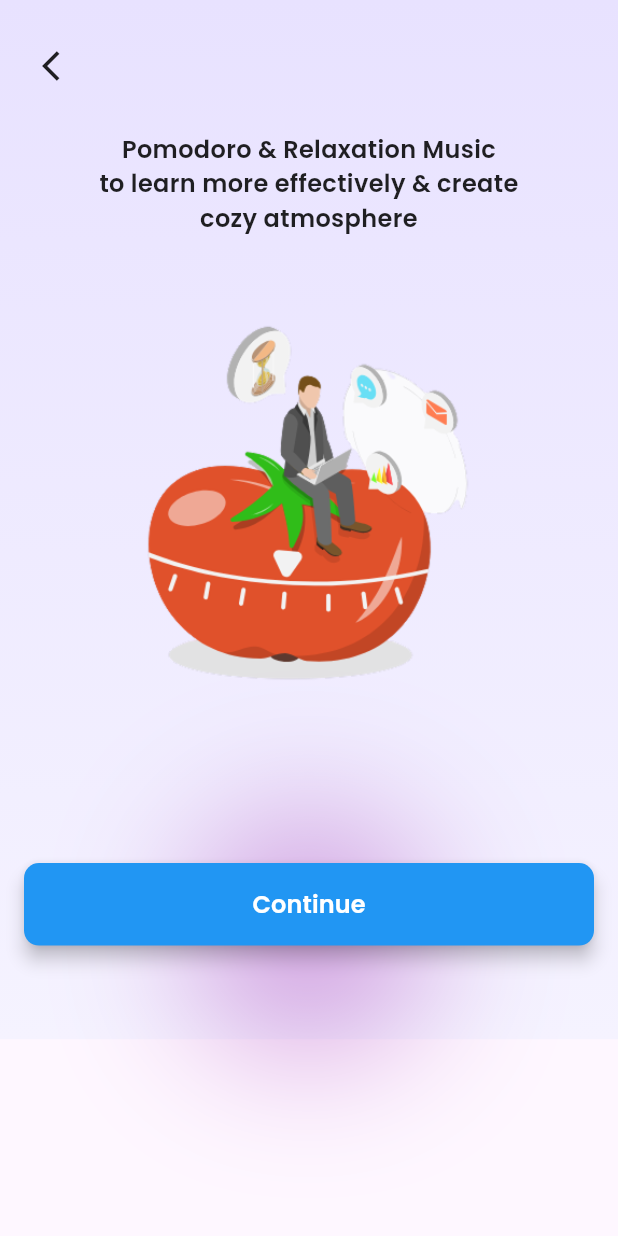
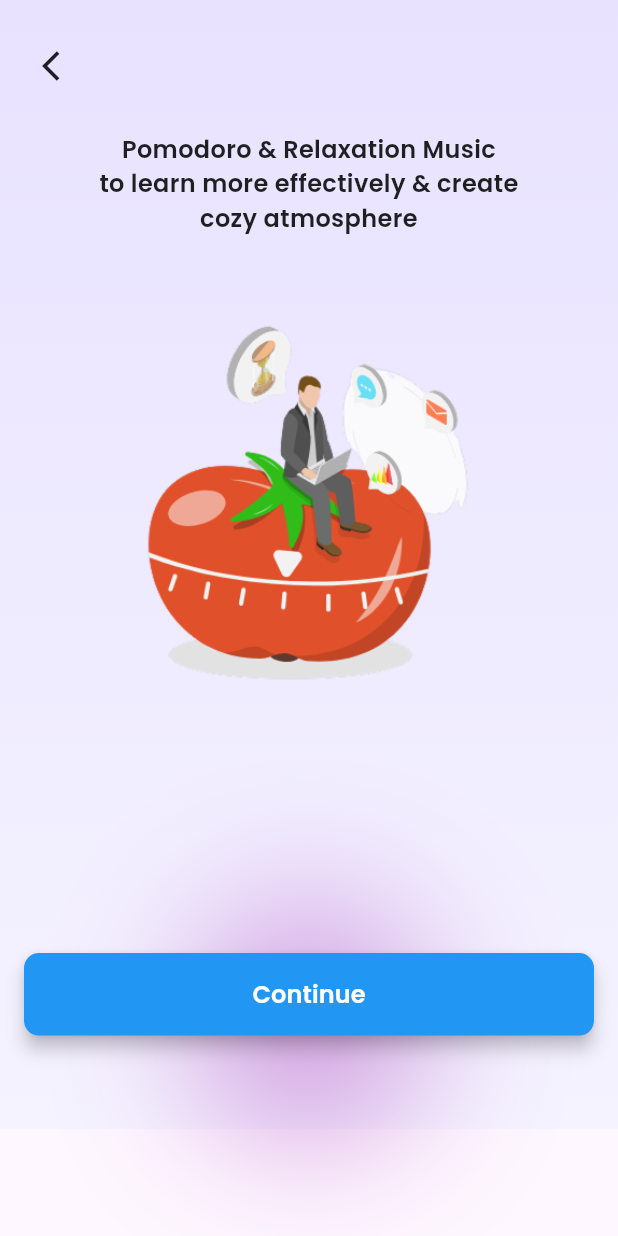
Before and after one commit to rglrs/TASCA, a Flutter app: the SlicingScreen screen opened directly, after a tap on "Continue", on a phone screen of 412 x 824 dp. Run offline on Flutter 3.47's test engine with Material 3 defaults, Android fonts, the phone set to English and light mode, and no system bars; our stand-ins replace audioplayers, google_fonts, image_picker, shared_preferences; accounts and stored records are empty.

Commit message:
update slicing

```diff
--- a/lib/pages/slicing.dart
+++ b/lib/pages/slicing.dart
@@ -179,7 +179,7 @@ class _SlicingScreenState extends State<SlicingScreen> {
                     ),
 
                     // Semua Feature Chips dalam satu gambar
-                    const SizedBox(height: 60),
+                    const SizedBox(height: 100),
 
                     // Image chip.png yang berisi semua fitur
                     Center(
@@ -189,7 +189,8 @@ class _SlicingScreenState extends State<SlicingScreen> {
                       ),
                     ),
 
-                    const SizedBox(height: 280),
+                    // MENAMBAH JARAK UNTUK MENURUNKAN BUTTON
+                    const SizedBox(height: 300),
 
                     // Continue Button dengan shadow ungu yang lebih terlihat
                     Stack(
@@ -313,7 +314,8 @@ class _SlicingScreenState extends State<SlicingScreen> {
                     ),
                   ),
 
-                  const SizedBox(height: 60),
+                  // MENAMBAH JARAK UNTUK MENURUNKAN BUTTON
+                  const SizedBox(height: 120),
 
                   // Continue Button dengan shadow
                   Stack(
@@ -449,8 +451,8 @@ class _SlicingScreenState extends State<SlicingScreen> {
                     ),
                   ),
 
-                  // Meningkatkan nilai dari 50 menjadi 90 untuk menurunkan tombol
-                  const SizedBox(height: 90),
+                  // MENAMBAH JARAK UNTUK MENURUNKAN BUTTON
+                  const SizedBox(height: 150),
 
                   // Continue Button dengan shadow
                   Stack(
@@ -551,7 +553,8 @@ class _SlicingScreenState extends State<SlicingScreen> {
                   ),
                 ),
 
-                const Spacer(flex: 1),
+                // MENAMBAH JARAK UNTUK MENURUNKAN CARD
+                const Spacer(flex: 2),
 
                 // Card Welcome
                 Container(
```
